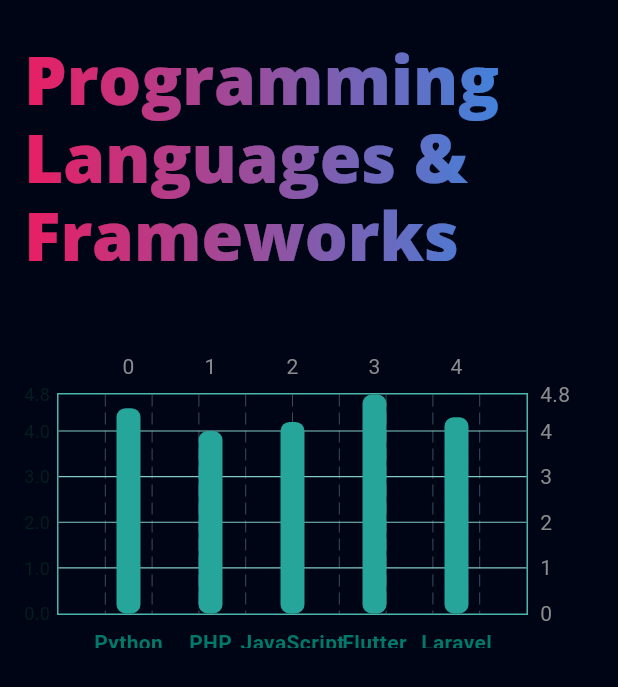
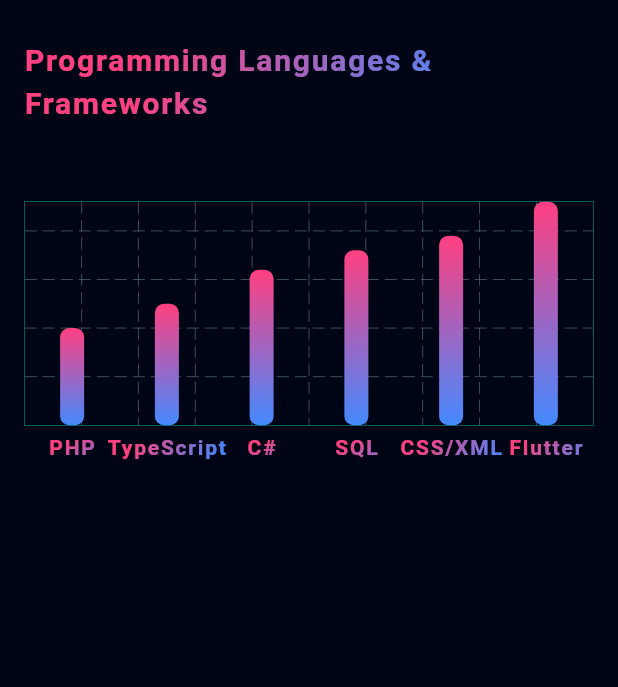
Before and after one commit to SebastianRodCimas/portfolio, a Flutter app: the SkillCategoryWidget widget shown alone on an empty page, opened directly, on a phone screen of 412 x 824 dp. Shown: the top 687 px of the screen. Run offline on Flutter 3.47's test engine with Material 3 defaults, Android fonts, the phone set to English and light mode, and no system bars; drawn by our look-alikes of fl_chart; our stand-ins replace flutter_svg, font_awesome_flutter, get, google_fonts, photo_view.

Commit message:
responsive & text good graphique

```diff
--- a/lib/view/skills/skills.dart
+++ b/lib/view/skills/skills.dart
@@ -4,47 +4,96 @@ import 'package:flutter_portfolio/res/constants.dart';
 
 class SkillsPage extends StatelessWidget {
   const SkillsPage({super.key});
+  double getFontSize(String text, double maxWidth) {
+    // Réduire la taille de la police en fonction de la longueur du texte
+    if (text.length > 10) {
+      return maxWidth /
+          text.length.clamp(10, 15); // Minimum 10, maximum 15 caractères
+    }
+    return 14; // Taille par défaut
+  }
 
   @override
   Widget build(BuildContext context) {
-    return Scaffold(
+    return const Scaffold(
       body: SingleChildScrollView(
-        padding: const EdgeInsets.all(16.0),
+        padding: EdgeInsets.all(16.0),
         child: Column(
           crossAxisAlignment: CrossAxisAlignment.start,
           children: [
-            buildSectionHeader(context, 'Technical Skills'),
-            const SizedBox(height: 10),
-            const SkillCategoryWidget(
+            SizedBox(height: 10),
+            SkillCategoryWidget(
               title: 'Programming Languages & Frameworks',
               skills: {
-                'Python': 4.5,
-                'PHP': 4.0,
-                'JavaScript': 4.2,
-                'Flutter': 4.8,
-                'Laravel': 4.3,
+                'PHP': 2.0,
+                'TypeScript': 2.5,
+                'C#': 3.2,
+                'SQL': 3.6,
+                'CSS/XML': 3.9,
+                'Flutter': 4.6,
               },
             ),
-            const SizedBox(height: 20),
-            buildSectionHeader(context, 'Project Management & Methodologies'),
-            const SizedBox(height: 10),
-            const SkillCategoryWidget(
-              title: 'Methodologies',
+            SizedBox(height: 20),
+            SizedBox(height: 10),
+            SizedBox(height: 20),
+            SkillCategoryWidget(
+              title: 'Databases & APIs',
               skills: {
-                'Agile': 4.7,
-                'Scrum': 4.5,
-                'Extreme Programming': 4.3,
+                'REST API': 2.5,
+                'Firebase': 2.5,
+                'UML': 3.0,
+                'SQL Server': 3.5,
+                'MySQL': 3.8,
+                'Postman': 4.2,
               },
             ),
-            const SizedBox(height: 20),
-            buildSectionHeader(context, 'Design & Analysis'),
-            const SizedBox(height: 10),
-            const SkillCategoryWidget(
+            SizedBox(height: 20),
+            SkillCategoryWidget(
+              title: 'Methodologies & Tools',
+              skills: {
+                'GitLab': 1.5,
+                'Scrum': 2.5,
+                'Git': 3.0,
+                'MPM': 4,
+                'Kanban': 4.5,
+                'Gantt': 5,
+              },
+            ),
+            SizedBox(height: 20),
+            SkillCategoryWidget(
+              title: 'Stores & Publication',
+              skills: {
+                'TestFlight': 3,
+                'App Store': 4.2,
+                'Google Play Console': 4.7,
+              },
+            ),
+            SizedBox(height: 20),
+            SkillCategoryWidget(
+              title: 'Management Tools',
+              skills: {
+                'SharePoint': 2.0,
+                'Confluence': 3.3,
+                'Jira': 4.0,
+                'BitBucket': 4.5,
+              },
+            ),
+            SizedBox(height: 20),
+            SkillCategoryWidget(
+              title: 'Project Organization',
+              skills: {
+                'Data Collection': 3.5,
+                'Technology Watch': 4.0,
+                'Task Planning': 4.7,
+              },
+            ),
+            SizedBox(height: 20),
+            SkillCategoryWidget(
               title: 'Design Expertise',
               skills: {
-                'UML Diagrams': 4.6,
-                'Database Modeling': 4.5,
-                'Beta Testing Analysis': 4.4,
+                'UML Diagrams': 3.0,
+                'Database Modeling': 3.4,
+                'UI Design': 4,
               },
             ),
           ],
@@ -71,15 +120,41 @@ class SkillsPage extends StatelessWidget {
   }
 }
 
+Color getGradientColor(double percentage) {
+  return Color.lerp(Colors.pinkAccent, Colors.blueAccent, percentage)!;
+}
+
+double getResponsiveFontSize(List<String> skillNames, double chartWidth) {
+  // Trouver la longueur maximale des compétences
+  final int maxLength =
+      skillNames.map((name) => name.length).reduce((a, b) => a > b ? a : b);
+
+  // Ajuster dynamiquement la taille de la police pour tous les noms en fonction de la longueur maximale
+  double fontSize =
+      chartWidth / maxLength.clamp(10, 20); // Taille adaptée à l'écran
+
+  // Appliquer des limites cohérentes pour éviter des variations extrêmes
+  return fontSize.clamp(10, 14); // Taille minimale de 10 et maximale de 14
+}
+
 class SkillCategoryWidget extends StatelessWidget {
   final String title;
   final Map<String, double> skills;
 
-  const SkillCategoryWidget(
-      {super.key, required this.title, required this.skills});
+  const SkillCategoryWidget({
+    super.key,
+    required this.title,
+    required this.skills,
+  });
 
   @override
   Widget build(BuildContext context) {
+    final double chartWidth = MediaQuery.of(context).size.width;
+    final List<String> skillNames = skills.keys.toList();
+
+    // Calculer une taille de police uniforme pour tous les noms de la catégorie
+    final double fontSize = getResponsiveFontSize(skillNames, chartWidth);
+
     return Card(
       elevation: 2.0,
       margin: const EdgeInsets.symmetric(vertical: 10.0),
@@ -95,15 +170,28 @@ class SkillCategoryWidget extends StatelessWidget {
             ShaderMask(
               shaderCallback: (bounds) {
                 return const LinearGradient(
-                  colors: [Colors.pink, Colors.blue],
+                  begin: Alignment.topLeft,
+                  end: Alignment.bottomRight,
+                  colors: [Colors.pinkAccent, Colors.blueAccent],
+                  stops: [0.2, 0.8],
                 ).createShader(bounds);
               },
               child: Text(
                 title,
-                style: Theme.of(context).textTheme.displayMedium?.copyWith(
-                      color: Colors.white,
-                      fontWeight: FontWeight.w900,
+                textAlign: TextAlign.start,
+                style: const TextStyle(
+                  fontSize: 20,
+                  fontWeight: FontWeight.bold,
+                  letterSpacing: 1.2,
+                  color: Colors.white,
+                  shadows: [
+                    Shadow(
+                      offset: Offset(1, 1),
+                      blurRadius: 3.0,
+                      color: Colors.black26,
                     ),
+                  ],
+                ),
               ),
             ),
             const SizedBox(height: 50),
@@ -119,57 +207,76 @@ class SkillCategoryWidget extends StatelessWidget {
                             BarChartRodData(
                               toY: entry.value,
                               width: 16,
-                              color: Colors.teal[400],
+                              gradient: LinearGradient(
+                                colors: [Colors.pinkAccent, Colors.blueAccent],
+                                begin: Alignment.topCenter,
+                                end: Alignment.bottomCenter,
+                              ),
                               borderRadius: BorderRadius.circular(6),
                             ),
                           ],
+                          barsSpace: 20, // Espacer davantage les barres
                         ),
                       )
                       .toList(),
                   titlesData: FlTitlesData(
                     leftTitles: AxisTitles(
+                      sideTitles: SideTitles(showTitles: false),
+                    ),
+                    rightTitles:
+                        AxisTitles(sideTitles: SideTitles(showTitles: false)),
+                    topTitles:
+                        AxisTitles(sideTitles: SideTitles(showTitles: false)),
+                    bottomTitles: AxisTitles(
                       sideTitles: SideTitles(
+                        reservedSize: 50, // Plus d'espace pour les noms
                         showTitles: true,
                         getTitlesWidget: (value, meta) {
-                          return Text(
-                            value.toString(),
-                            style: const TextStyle(
-                                color: Color.fromARGB(255, 3, 32, 31),
-                                fontSize: 12),
-                          );
-                        },
-                      ),
-                    ),
-                    bottomTitles: AxisTitles(
-                      sideTitles: SideTitles(
-                        showTitles: true,
-                        getTitlesWidget: (value, meta) {
+                          final skillName = skills.keys.toList()[value.toInt()];
+
                           return Padding(
-                            padding: const EdgeInsets.only(top: 8.0),
-                            child: Text(
-                              skills.keys.toList()[value.toInt()],
-                              style: TextStyle(
-                                  color: Colors.teal[700],
-                                  fontSize: 14,
-                                  fontWeight: FontWeight.w600),
+                            padding: const EdgeInsets.only(top: 4.0),
+                            child: ShaderMask(
+                              shaderCallback: (bounds) {
+                                return const LinearGradient(
+                                  begin: Alignment.topLeft,
+                                  end: Alignment.bottomRight,
+                                  colors: [
+                                    Colors.pinkAccent,
+                                    Colors.blueAccent
+                                  ],
+                                  stops: [0.2, 0.8],
+                                ).createShader(bounds);
+                              },
+                              child: Text(
+                                skillName,
+                                textAlign: TextAlign.center,
+                                style: TextStyle(
+                                  fontSize: fontSize, // Taille uniforme
+                                  fontWeight: FontWeight.bold,
+                                  letterSpacing: 1.2,
+                                  color: Colors.white, // Couleur blanche
+                                  shadows: const [
+                                    Shadow(
+                                      offset: Offset(1, 1),
+                                      blurRadius: 2.0,
+                                      color: Colors.black26,
+                                    ),
+                                  ],
+                                ),
+                              ),
                             ),
                           );
                         },
                       ),
                     ),
                   ),
-                  gridData: FlGridData(
-                    show: true,
-                    drawHorizontalLine: true,
-                    getDrawingHorizontalLine: (value) => FlLine(
-                      color: Colors.teal[200],
-                      strokeWidth: 0.8,
-                    ),
-                  ),
+                  gridData: FlGridData(show: true),
                   borderData: FlBorderData(
                     show: true,
-                    border: Border.all(color: Colors.teal[300]!, width: 1),
+                    border: Border.all(color: Colors.teal.shade700, width: 0.5),
                   ),
+                  alignment: BarChartAlignment.spaceAround,
                 ),
               ),
             ),
```
Also changed, not shown: 2 other files.
